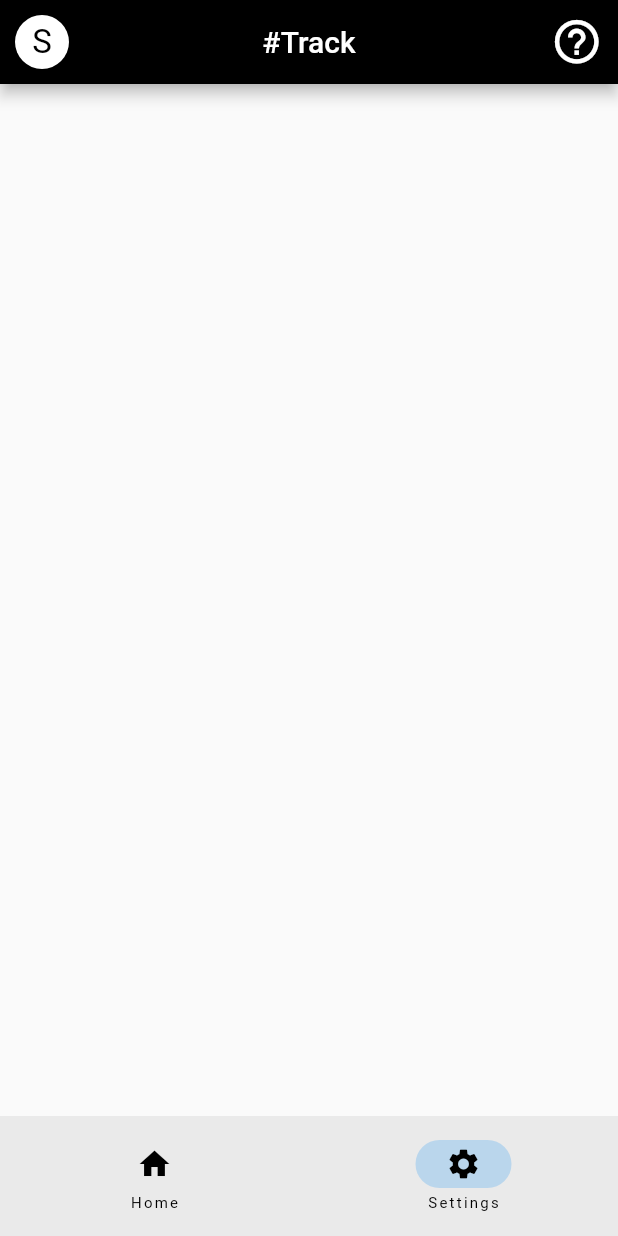
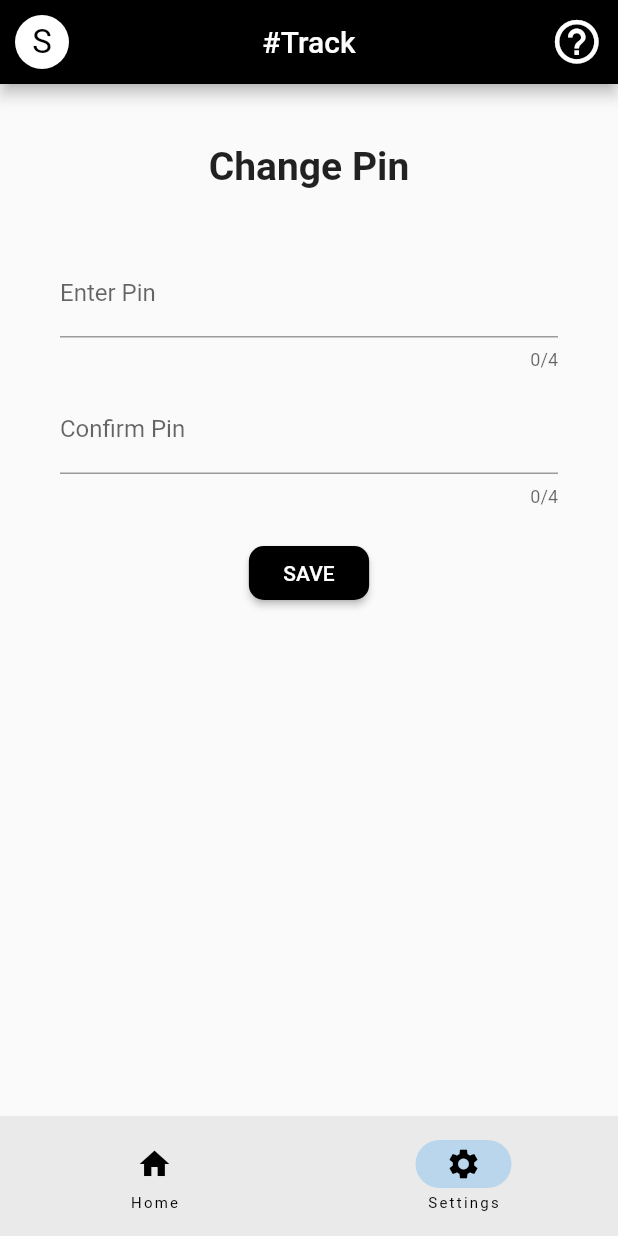
Before and after one commit to r00t-victor/sharptrack, a Flutter app: the screen it shows after launch, item 2 of the bottom bar chosen, on a phone screen of 412 x 824 dp. Run offline on Flutter 3.47's test engine with Material 2 defaults, Android fonts, the light colour scheme and no system bars; our stand-ins replace fluttertoast, shared_preferences; missing offline and left inert: dart:ffi.

Commit message:
Added Seetings Page

```diff
--- a/lib/widgets/settings.dart
+++ b/lib/widgets/settings.dart
@@ -1,10 +1,72 @@
 import 'package:flutter/material.dart';
+import 'package:shared_preferences/shared_preferences.dart';
+import 'package:fluttertoast/fluttertoast.dart';
 
 class Settings extends StatelessWidget {
-  const Settings({super.key});
-
+  Settings({super.key});
+  final TextEditingController control0 = TextEditingController();
+  final TextEditingController control1 = TextEditingController();
   @override
   Widget build(BuildContext context) {
-    return Container();
+    return Container(
+      alignment: Alignment.center,
+      padding: const EdgeInsets.only(top: 40, left: 40, right: 40),
+      child: Column(
+        children: [
+          const Text(
+            'Change Pin',
+            style: TextStyle(fontSize: 26, fontWeight: FontWeight.w600),
+          ),
+          const SizedBox(
+            height: 40.0,
+          ),
+          TextField(
+            obscureText: true,
+            maxLength: 4,
+            controller: control0,
+            decoration: const InputDecoration(labelText: "Enter Pin"),
+          ),
+          const SizedBox(
+            height: 10.0,
+          ),
+          TextField(
+            obscureText: true,
+            maxLength: 4,
+            controller: control1,
+            decoration: const InputDecoration(labelText: "Confirm Pin"),
+          ),
+          const SizedBox(
+            height: 20.0,
+          ),
+          ElevatedButton(
+            onPressed: () async {
+              SharedPreferences pre = await SharedPreferences.getInstance();
+              control0.text == control1.text
+                  ? {
+                      pre.setString("#Pin", control0.text),
+                      Fluttertoast.showToast(
+                          msg: 'Saved PIN',
+                          backgroundColor:
+                              const Color.fromARGB(255, 61, 60, 60),
+                          timeInSecForIosWeb: 2),
+                    }
+                  : Fluttertoast.showToast(
+                      msg: 'PIN not same',
+                      backgroundColor: const Color.fromARGB(255, 61, 60, 60),
+                      timeInSecForIosWeb: 2);
+              control0.clear();
+              control1.clear();
+            },
+            style: ElevatedButton.styleFrom(
+              backgroundColor: Colors.black,
+              shape: RoundedRectangleBorder(
+                borderRadius: BorderRadius.circular(10),
+              ),
+            ),
+            child: const Text('  SAVE  '),
+          ),
+        ],
+      ),
+    );
   }
 }
--- a/pubspec.yaml
+++ b/pubspec.yaml
@@ -31,6 +31,8 @@ environment:
 dependencies:
   flutter:
     sdk: flutter
+  shared_preferences: ^2.0.15
+  fluttertoast: ^8.1.2
 
 
   # The following adds the Cupertino Icons font to your application.
```
Also changed, not shown: pubspec.lock, 1 other file.
